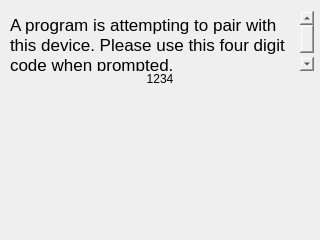
Above: ui/PairWidget.ui from kipr/botui before the change. Below: the same form after it.
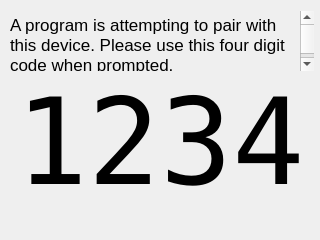
That is the form after the change.

Commit message: Added dejavu fonts and changed pairwidget to use them

```diff
--- a/ui/PairWidget.ui
+++ b/ui/PairWidget.ui
@@ -40,8 +40,50 @@
        <height>50</height>
       </size>
      </property>
+     <property name="palette">
+      <palette>
+       <active>
+        <colorrole role="Base">
+         <brush brushstyle="SolidPattern">
+          <color alpha="0">
+           <red>255</red>
+           <green>255</green>
+           <blue>255</blue>
+          </color>
+         </brush>
+        </colorrole>
+       </active>
+       <inactive>
+        <colorrole role="Base">
+         <brush brushstyle="SolidPattern">
+          <color alpha="0">
+           <red>255</red>
+           <green>255</green>
+           <blue>255</blue>
+          </color>
+         </brush>
+        </colorrole>
+       </inactive>
+       <disabled>
+        <colorrole role="Base">
+         <brush brushstyle="SolidPattern">
+          <color alpha="255">
+           <red>212</red>
+           <green>208</green>
+           <blue>200</blue>
+          </color>
+         </brush>
+        </colorrole>
+       </disabled>
+      </palette>
+     </property>
+     <property name="font">
+      <font>
+       <pointsize>13</pointsize>
+      </font>
+     </property>
      <property name="styleSheet">
-      <string notr="true">background-color: rgba(255, 255, 255, 0);</string>
+      <string notr="true"/>
      </property>
      <property name="frameShape">
       <enum>QFrame::NoFrame</enum>
@@ -57,6 +99,12 @@
    </item>
    <item>
     <widget class="QLabel" name="code">
+     <property name="font">
+      <font>
+       <family>DejaVu Sans Mono</family>
+       <pointsize>90</pointsize>
+      </font>
+     </property>
      <property name="styleSheet">
       <string notr="true">font: 75 100pt &quot;Courier&quot;;</string>
      </property>
```
Left out of the diff: 2 changed lines with no effect on the pictures. The commit also changes 7 other files.
